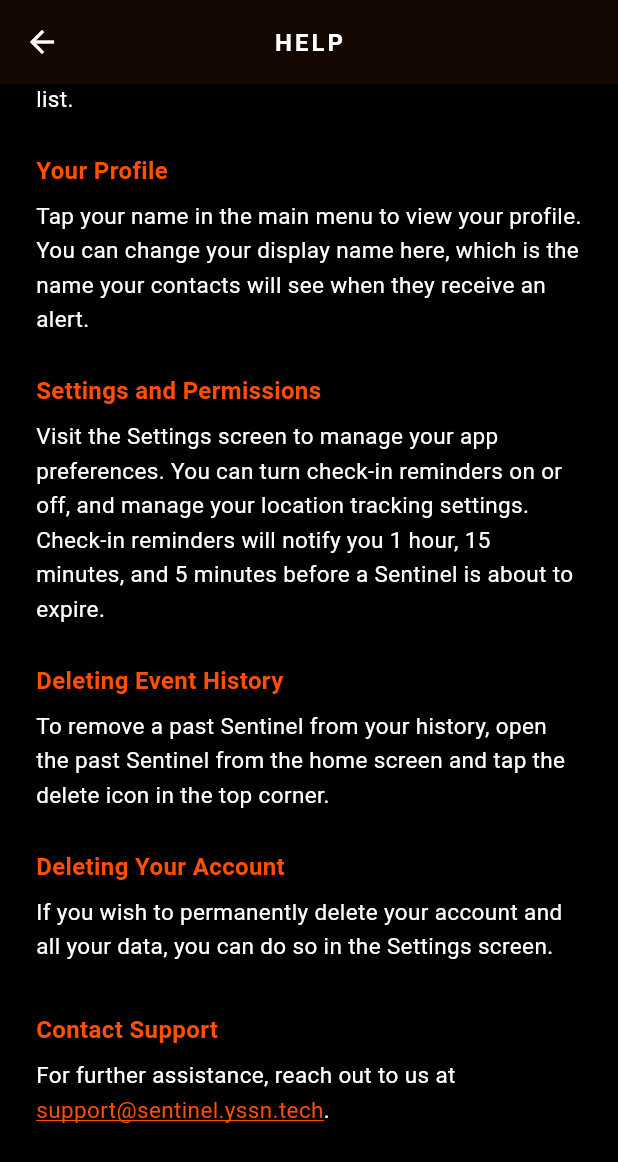
After one commit to Yass5002/sentinel, a Flutter app: the HelpScreen screen opened by its route, scrolled down 1099 dp, after a tap on "support@sentinel.yssn.tech", on a phone screen of 412 x 824 dp. The commit adds this screen. Shown: the top 1162 px of the screen. Run offline on Flutter 3.47's test engine with Material 3 defaults, Android fonts, the phone set to English and light mode, and no system bars; our stand-ins replace dio, file_picker, flutter_local_notifications, flutter_riverpod, flutter_secure_storage, freezed_annotation and 9 more; accounts and stored records are empty; generated files the repository leaves out were written again.

Commit message:
feat: add help screen with detailed application guide and support contact, accessible via a new button on the home screen.

```diff
--- a/lib/core/router/app_router.dart
+++ b/lib/core/router/app_router.dart
@@ -10,6 +10,7 @@ import 'package:sentinel/features/events/presentation/create_event_screen.dart';
 import 'package:sentinel/features/events/presentation/active_event_screen.dart';
 import 'package:sentinel/features/events/presentation/event_detail_screen.dart';
 import 'package:sentinel/features/home/presentation/home_screen.dart';
+import 'package:sentinel/features/help/presentation/help_screen.dart';
 import 'package:sentinel/features/profile/presentation/profile_screen.dart';
 import 'package:sentinel/features/settings/presentation/settings_screen.dart';
 
@@ -79,6 +80,7 @@ final routerProvider = Provider<GoRouter>((ref) {
         path: '/settings',
         builder: (context, state) => const SettingsScreen(),
       ),
+      GoRoute(path: '/help', builder: (context, state) => const HelpScreen()),
       GoRoute(
         path: '/contacts',
         builder: (context, state) => const ContactsScreen(),
--- /dev/null
+++ b/lib/features/help/presentation/help_screen.dart
@@ -0,0 +1,192 @@
+import 'package:flutter/material.dart';
+import 'package:go_router/go_router.dart';
+import 'package:url_launcher/url_launcher.dart';
+import 'package:sentinel/core/theme/app_theme.dart';
+
+class HelpScreen extends StatelessWidget {
+  const HelpScreen({super.key});
+
+  Future<void> _launchSupportEmail() async {
+    final Uri emailLaunchUri = Uri(
+      scheme: 'mailto',
+      path: 'support@sentinel.yssn.tech',
+      query: _encodeQueryParameters(<String, String>{
+        'subject': 'Sentinel support request',
+      }),
+    );
+
+    if (await canLaunchUrl(emailLaunchUri)) {
+      await launchUrl(emailLaunchUri);
+    }
+  }
+
+  String? _encodeQueryParameters(Map<String, String> params) {
+    return params.entries
+        .map(
+          (MapEntry<String, String> e) =>
+              '${Uri.encodeComponent(e.key)}=${Uri.encodeComponent(e.value)}',
+        )
+        .join('&');
+  }
+
+  @override
+  Widget build(BuildContext context) {
+    return Scaffold(
+      backgroundColor: Colors.black,
+      appBar: AppBar(
+        title: const Text(
+          'HELP',
+          style: TextStyle(letterSpacing: 2.0, fontSize: 16),
+        ),
+        centerTitle: true,
+        backgroundColor: Colors.black,
+        leading: IconButton(
+          icon: const Icon(Icons.arrow_back_sharp),
+          onPressed: () => context.pop(),
+        ),
+      ),
+      body: SingleChildScrollView(
+        padding: const EdgeInsets.all(24.0),
+        child: Column(
+          crossAxisAlignment: CrossAxisAlignment.start,
+          children: [
+            _buildSection(
+              title: 'What is Sentinel?',
+              content:
+                  'Sentinel is a personal safety application designed to provide peace of mind in potentially unsafe situations. By setting a countdown timer, Sentinel ensures your trusted contacts are automatically notified with your vital details and last known location if you are unable to check in safely.',
+            ),
+            const SizedBox(height: 24),
+            _buildSection(
+              title: 'Home Screen',
+              content:
+                  'The home screen displays a list of all your Sentinels. You can view your active, completed, and cancelled Sentinels in one place.',
+            ),
+            const SizedBox(height: 24),
+            _buildSection(
+              title: 'Creating a Sentinel',
+              content:
+                  'Tap the plus button on the home screen to create a new Sentinel. Give it a name, enter a message, upload any important files, and choose the contacts you want to notify. Finally, set a countdown timer or a specific target time for the Sentinel to expire.',
+            ),
+            const SizedBox(height: 24),
+            _buildSection(
+              title: 'Checking In',
+              content:
+                  'When a Sentinel is active, a countdown timer is displayed. To let your contacts know you are safe, tap the large "I AM SAFE" button before the timer runs out. This will end the Sentinel without sending any alerts.',
+            ),
+            const SizedBox(height: 24),
+            _buildSection(
+              title: 'Cancelling a Sentinel',
+              content:
+                  'If you no longer need an active Sentinel, tap "CANCEL EVENT". This will immediately stop the timer and your location tracking. No alerts will be sent to your contacts.',
+            ),
+            const SizedBox(height: 24),
+            _buildSection(
+              title: 'When a Sentinel Expires',
+              content:
+                  'If the timer reaches zero and you have not checked in, your Sentinel will expire automatically. Emergency alerts containing your message, attached files, and your last known location will be sent to your selected contacts.',
+            ),
+            const SizedBox(height: 24),
+            _buildSection(
+              title: 'Managing Contacts',
+              content:
+                  'Access your contacts from the main menu. You can add people by their email address, edit their details, or swipe left on a contact to remove them from your list.',
+            ),
+            const SizedBox(height: 24),
+            _buildSection(
+              title: 'Your Profile',
+              content:
+                  'Tap your name in the main menu to view your profile. You can change your display name here, which is the name your contacts will see when they receive an alert.',
+            ),
+            const SizedBox(height: 24),
+            _buildSection(
+              title: 'Settings and Permissions',
+              content:
+                  'Visit the Settings screen to manage your app preferences. You can turn check-in reminders on or off, and manage your location tracking settings. Check-in reminders will notify you 1 hour, 15 minutes, and 5 minutes before a Sentinel is about to expire.',
+            ),
+            const SizedBox(height: 24),
+            _buildSection(
+              title: 'Deleting Event History',
+              content:
+                  'To remove a past Sentinel from your history, open the past Sentinel from the home screen and tap the delete icon in the top corner.',
+            ),
+            const SizedBox(height: 24),
+            _buildSection(
+              title: 'Deleting Your Account',
+              content:
+                  'If you wish to permanently delete your account and all your data, you can do so in the Settings screen.',
+            ),
+            const SizedBox(height: 32),
+            const Text(
+              'Contact Support',
+              style: TextStyle(
+                color: AppTheme.primaryColor,
+                fontWeight: FontWeight.bold,
+                fontSize: 16,
+              ),
+            ),
+            const SizedBox(height: 8),
+            Wrap(
+              children: [
+                const Text(
+                  'For further assistance, reach out to us at ',
+                  style: TextStyle(
+                    color: Colors.white,
+                    height: 1.5,
+                    fontSize: 15,
+                  ),
+                ),
+                GestureDetector(
+                  onTap: _launchSupportEmail,
+                  child: const Text(
+                    'support@sentinel.yssn.tech',
+                    style: TextStyle(
+                      color: AppTheme.primaryColor,
+                      fontSize: 15,
+                      height: 1.5,
+                      decoration: TextDecoration.underline,
+                      decorationColor: AppTheme.primaryColor,
+                    ),
+                  ),
+                ),
+                const Text(
+                  '.',
+                  style: TextStyle(
+                    color: Colors.white,
+                    height: 1.5,
+                    fontSize: 15,
+                  ),
+                ),
+              ],
+            ),
+            const SizedBox(height: 48),
+          ],
+        ),
+      ),
+    );
+  }
+
+  Widget _buildSection({required String title, required String content}) {
+    return Column(
+      crossAxisAlignment: CrossAxisAlignment.start,
+      children: [
+        Text(
+          title,
+          style: const TextStyle(
+            color: AppTheme.primaryColor,
+            fontWeight: FontWeight.bold,
+            fontSize: 16,
+          ),
+        ),
+        const SizedBox(height: 8),
+        Text(
+          content,
+          style: const TextStyle(
+            color: Colors.white,
+            height: 1.5,
+            fontSize: 15,
+          ),
+        ),
+      ],
+    );
+  }
+}
--- a/lib/features/home/presentation/home_screen.dart
+++ b/lib/features/home/presentation/home_screen.dart
@@ -331,9 +331,22 @@ class _HomeScreenState extends ConsumerState<HomeScreen>
         backgroundColor: Colors.black,
         elevation: 0,
         actions: [
-          IconButton(
-            icon: const Icon(Icons.notifications_sharp),
-            onPressed: () {},
+          TextButton(
+            onPressed: () => context.push('/help'),
+            style: TextButton.styleFrom(
+              padding: const EdgeInsets.symmetric(horizontal: 16),
+              shape: const RoundedRectangleBorder(
+                borderRadius: BorderRadius.zero,
+              ),
+            ),
+            child: const Text(
+              'HELP',
+              style: TextStyle(
+                color: AppTheme.primaryColor,
+                fontWeight: FontWeight.bold,
+                letterSpacing: 1.0,
+              ),
+            ),
           ),
         ],
       ),
```
